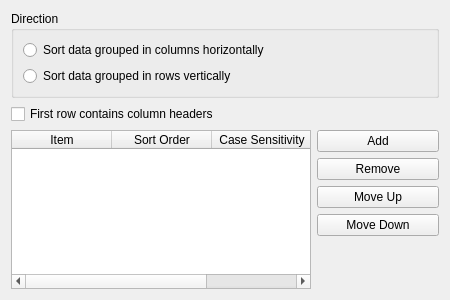
The window that sheets/ui/actions/dialogs/SortWidget.ui (KDE/calligra) describes before a commit, drawn with Qt 5.
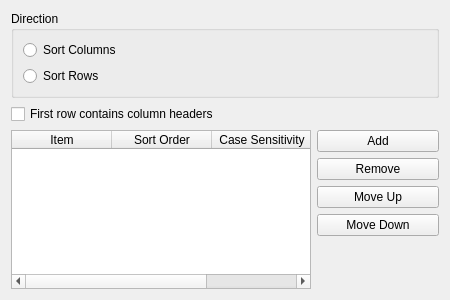
The same window after the commit.

Diff of the .ui file:
```diff
--- a/sheets/ui/actions/dialogs/SortWidget.ui
+++ b/sheets/ui/actions/dialogs/SortWidget.ui
@@ -131,7 +131,7 @@
          <string>The data is grouped in columns. Their rows are compared in the specified order. If the data in two rows is equal, the next given row gets compared until the two column groups differ in one of the rows. Then, the complete column is moved to it final position.</string>
         </property>
         <property name="text">
-         <string>Sort data grouped in columns horizontally</string>
+         <string>Sort Columns</string>
         </property>
        </widget>
       </item>
@@ -144,7 +144,7 @@
          <string>The data is grouped in rows. Their columns are compared in the specified order. If the data in two columns is equal, the next given column gets compared until the two row groups differ in one of the columns. Then, the complete row is moved to it final position.</string>
         </property>
         <property name="text">
-         <string>Sort data grouped in rows vertically</string>
+         <string>Sort Rows</string>
         </property>
        </widget>
       </item>
```
